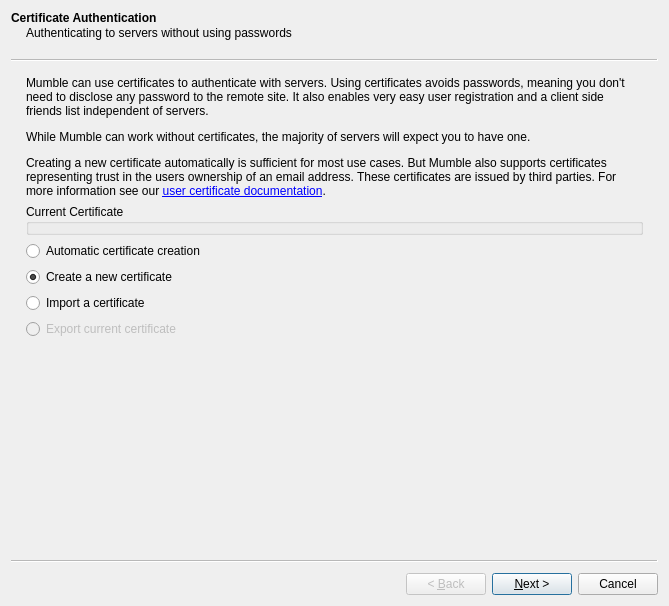
Above: src/mumble/Cert.ui from mumble-voip/mumble before the change. Below: the same form after it.
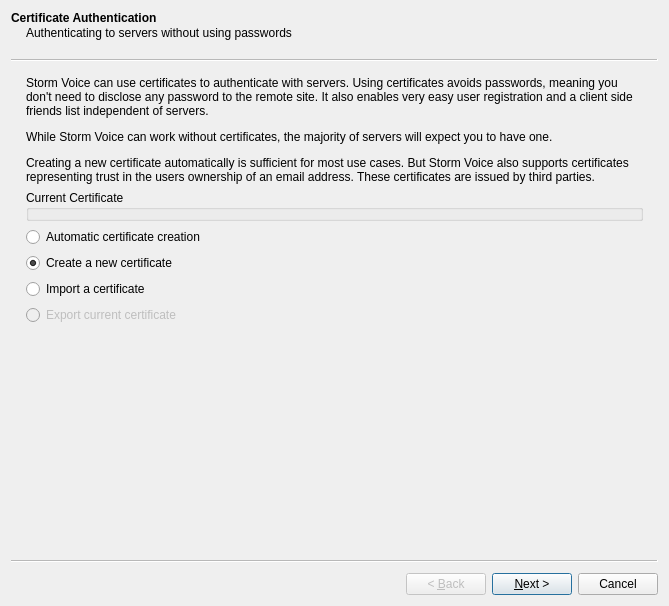
That is the form after the change. Icons and pictures are not drawn. Custom widgets are drawn as their Qt base class.

Commit message: FEAT(client): macOS/Wine mic-permission handling; de-brand UI; drop public server list

Diff of the .ui file:
```diff
--- a/src/mumble/Cert.ui
+++ b/src/mumble/Cert.ui
@@ -30,7 +30,7 @@
     <item>
      <widget class="QLabel" name="qlIntroText">
       <property name="text">
-       <string>&lt;p&gt;Mumble can use certificates to authenticate with servers. Using certificates avoids passwords, meaning you don't need to disclose any password to the remote site. It also enables very easy user registration and a client side friends list independent of servers.&lt;/p&gt;&lt;p&gt;While Mumble can work without certificates, the majority of servers will expect you to have one.&lt;/p&gt;&lt;p&gt;Creating a new certificate automatically is sufficient for most use cases. But Mumble also supports certificates representing trust in the users ownership of an email address. These certificates are issued by third parties. For more information see our &lt;a href=&quot;https://www.mumble.info/documentation/user/certificates/&quot;&gt;user certificate documentation&lt;/a&gt;. &lt;/p&gt;</string>
+       <string>&lt;p&gt;Storm Voice can use certificates to authenticate with servers. Using certificates avoids passwords, meaning you don't need to disclose any password to the remote site. It also enables very easy user registration and a client side friends list independent of servers.&lt;/p&gt;&lt;p&gt;While Storm Voice can work without certificates, the majority of servers will expect you to have one.&lt;/p&gt;&lt;p&gt;Creating a new certificate automatically is sufficient for most use cases. But Storm Voice also supports certificates representing trust in the users ownership of an email address. These certificates are issued by third parties.&lt;/p&gt;</string>
       </property>
       <property name="wordWrap">
        <bool>true</bool>
```
Left out of the diff: 18 changed lines with no effect on the pictures. The commit also changes 52 other files.
